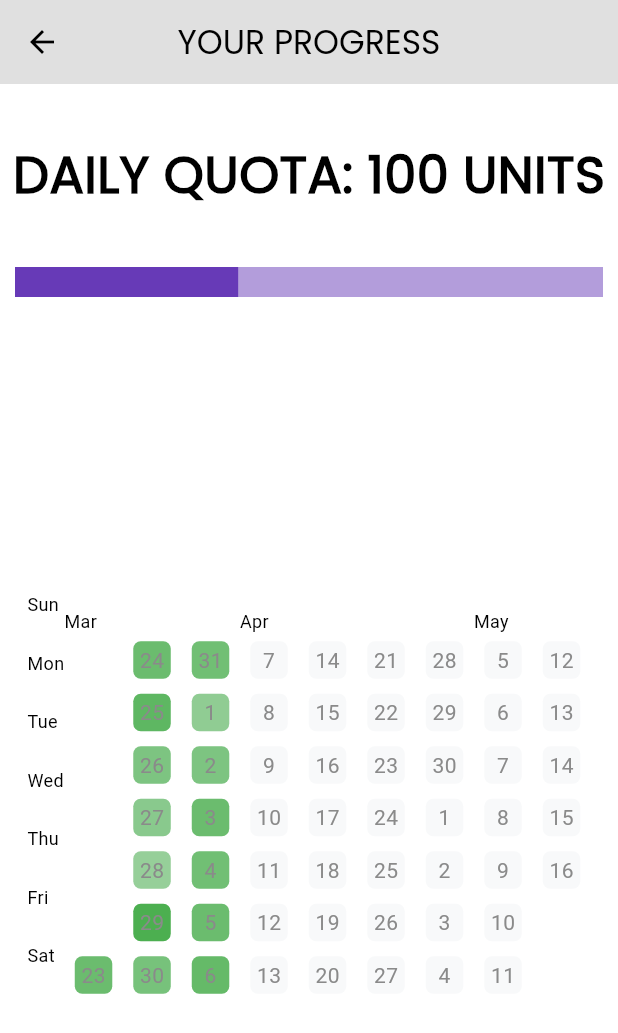
After one commit to mixter3011/Eco_App, a Flutter app: the HomePage screen opened directly, in the side drawer, after a tap on an icon or button, on a phone screen of 412 x 824 dp. The commit adds this screen. Shown: the top 1033 px of the screen. Run offline on Flutter 3.47's test engine with Material 3 defaults, Android fonts, the phone set to English and light mode, and no system bars; drawn by our look-alikes of flutter_heatmap_calendar, percent_indicator; our stand-ins replace google_fonts, pie_chart.

Commit message:
func(quota):added heatmap & progress bar

```diff
--- a/lib/components/my_drawer.dart
+++ b/lib/components/my_drawer.dart
@@ -2,6 +2,7 @@ import 'package:flutter/material.dart';
 import 'package:smarthomeui/components/my_drawer_tile.dart';
 import 'package:smarthomeui/pages/add_emission_page.dart';
 import 'package:smarthomeui/pages/meta_mask_wallet_page.dart';
+import 'package:smarthomeui/pages/quota.dart';
 import 'package:smarthomeui/pages/redeem_page.dart';
 import 'package:smarthomeui/pages/settings_page.dart';
 import 'package:smarthomeui/screen/splash_screen.dart';
@@ -39,7 +40,24 @@ class MyDrawer extends StatelessWidget {
             onTap: () => Navigator.pop(context),
           ),
 
-          const SizedBox(height: 30),
+          const SizedBox(height: 20),
+
+          // Progress/Quota
+          MyDrawerTile(
+            text: "M Y  P R O G R E S S",
+            icon: Icons.bar_chart,
+            onTap: () {
+              Navigator.pop(context);
+              Navigator.push(
+                context,
+                MaterialPageRoute(
+                  builder: (context) => const QuotaPage(),
+                ),
+              );
+            },
+          ),
+
+          const SizedBox(height: 20),
 
           // carbon footprint list title
           MyDrawerTile(
@@ -56,7 +74,7 @@ class MyDrawer extends StatelessWidget {
             },
           ),
 
-          const SizedBox(height: 30),
+          const SizedBox(height: 20),
 
           // Redeem list title
           MyDrawerTile(
@@ -72,7 +90,7 @@ class MyDrawer extends StatelessWidget {
             },
           ),
 
-          const SizedBox(height: 30),
+          const SizedBox(height: 20),
 
           // Redeem list title
           MyDrawerTile(
@@ -88,8 +106,7 @@ class MyDrawer extends StatelessWidget {
             },
           ),
 
-          const SizedBox(height: 30),
-
+          const SizedBox(height: 20),
 
           // settings list title
           MyDrawerTile(
--- a/lib/pages/meta_mask_wallet_page.dart
+++ b/lib/pages/meta_mask_wallet_page.dart
@@ -224,6 +224,8 @@ class _MetaMaskWalletState extends State<MetaMaskWallet> {
                 Row(
                   mainAxisAlignment: MainAxisAlignment.center,
                   children: [
+                    Column(
+                      children: [
                         GestureDetector(
                           onTap: () {
                             // Handle first circular button tap
@@ -239,7 +241,13 @@ class _MetaMaskWalletState extends State<MetaMaskWallet> {
                                 color: Colors.white),
                           ),
                         ),
+                        const SizedBox(height: 2),
+                        const Text("Received", style: TextStyle(fontFamily: "Poppins", color: Colors.blue),)
+                      ],
+                    ),
                     const SizedBox(width: 40),
+                    Column(
+                      children: [
                         GestureDetector(
                           onTap: () {
                             // Handle second circular button tap
@@ -255,7 +263,13 @@ class _MetaMaskWalletState extends State<MetaMaskWallet> {
                                 color: Colors.white),
                           ),
                         ),
+                        const SizedBox(height: 2),
+                        const Text("Sell",style: TextStyle(fontFamily: "Poppins", color: Colors.blue, fontSize: 16),)
+                      ],
+                    ),
                     const SizedBox(width: 40),
+                    Column(
+                      children: [
                         GestureDetector(
                           onTap: () {
                             // Handle third circular button tap
@@ -271,13 +285,17 @@ class _MetaMaskWalletState extends State<MetaMaskWallet> {
                                 color: Colors.white),
                           ),
                         ),
+                        const SizedBox(height: 2),
+                        const Text("Swap",style: TextStyle(fontFamily: "Poppins", color: Colors.blue, fontSize: 14),)
+                      ],
+                    ),
                   ],
                 ),
               ],
             ),
           ),
           Positioned(
-            top: MediaQuery.of(context).size.height * 0.52,
+            top: MediaQuery.of(context).size.height * 0.54,
             left: 20,
             right: 20,
             child: DefaultTabController(
@@ -304,8 +322,8 @@ class _MetaMaskWalletState extends State<MetaMaskWallet> {
                               backgroundImage: const AssetImage(
                                   "lib/assets/images/glass_image.png"),
                               imageProvider: const AssetImage(
-                                  "lib/assets/images/digitalocean.png"),
-                              text: 'Digital Ocean Credits',
+                                  "lib/assets/images/bms-removebg-preview.png"),
+                              text: 'Book My Show Coupon',
                               subText: 'Date: 2024-04-05\nQuantity: X 1',
                             ),
                             _buildAssetItem(
--- /dev/null
+++ b/lib/pages/quota.dart
@@ -0,0 +1,225 @@
+import 'package:flutter/material.dart';
+import 'package:flutter_heatmap_calendar/flutter_heatmap_calendar.dart';
+import 'package:percent_indicator/percent_indicator.dart';
+
+class QuotaPage extends StatefulWidget {
+  const QuotaPage({Key? key}) : super(key: key);
+
+  @override
+  State<QuotaPage> createState() => _QuotaPageState();
+}
+
+class _QuotaPageState extends State<QuotaPage> {
+  late String currentDataText;
+  late DateTime selectedDate;
+  List<int> emissions = List.filled(4, 0);
+  late double
+      usageCO2; // Remove final, as it's not initialized in the constructor
+  late final double avgdailyenergyconsumptionofphone;
+  late final double avgdailyenergyconsumptionofac;
+  late final double avgdailyenergyconsumptionoftv;
+  late final double avgdailyenergyconsumptionoflaptop;
+  final double carbonintensity = 2249;
+  final double tvhours;
+  final double achours;
+  final double phonehours;
+  final double laptophours;
+  late double
+      totalhours; // Remove final, as it's not initialized in the constructor
+  late double totalavgenergy;
+  final double powerrattingtv;
+  final double powerrattingac;
+  final double powerrattinglaptop;
+  final double powerrattingphone;
+
+  @override
+  void initState() {
+    super.initState();
+    selectedDate = DateTime.now();
+    currentDataText = _getCurrentDateText(selectedDate);
+    _updateEmissions(selectedDate);
+  }
+
+  // padding constants
+  final double verticalPadding = 25;
+
+  List<List<dynamic>> deviceUsage = [
+    ["2024-03-22", 21, 18, 23, 17],
+    ["2024-03-23", 20, 22, 16, 19],
+    ["2024-03-24", 24, 15, 20, 18],
+    ["2024-03-25", 16, 23, 17, 19],
+    ["2024-03-26", 23, 20, 22, 15],
+    ["2024-03-27", 19, 21, 18, 24],
+    ["2024-03-28", 22, 17, 24, 21],
+    ["2024-03-29", 18, 19, 15, 20],
+    ["2024-03-30", 15, 24, 23, 17],
+    ["2024-03-31", 16, 22, 17, 23],
+    ["2024-04-01", 23, 18, 20, 22],
+    ["2024-04-02", 24, 16, 21, 19],
+    ["2024-04-03", 17, 20, 16, 24],
+    ["2024-04-04", 20, 24, 19, 15],
+    ["2024-04-05", 18, 23, 15, 21],
+    ["2024-04-06", 15, 21, 24, 16],
+  ];
+
+  Map<DateTime, int> _generateHeatmapDataset() {
+    Map<DateTime, int> heatMapData = {};
+
+    deviceUsage.forEach((data) {
+      DateTime date = DateTime.parse(data[0]);
+      int totalDeviceUsage = data[1] + data[2] + data[3] + data[4];
+      int calculatedValue = 100 - totalDeviceUsage;
+      heatMapData[date] = calculatedValue;
+    });
+
+    return heatMapData;
+  }
+
+  String _getCurrentDateText(DateTime date) {
+    return '${date.year}-${date.month.toString().padLeft(2, '0')}-${date.day.toString().padLeft(2, '0')}';
+  }
+
+  void _updateEmissions(DateTime date) {
+    var data = deviceUsage.firstWhere(
+        (element) =>
+            element[0] ==
+            "${date.year}-${date.month.toString().padLeft(2, '0')}-${date.day.toString().padLeft(2, '0')}",
+        orElse: () => []);
+    if (data.isNotEmpty) {
+      setState(() {
+        emissions = List.from(data.sublist(1));
+      });
+    } else {
+      setState(() {
+        emissions = List.filled(4, 0);
+      });
+    }
+  }
+
+  _QuotaPageState({
+    this.avgdailyenergyconsumptionofphone = 0.0,
+    this.avgdailyenergyconsumptionofac = 0.0,
+    this.avgdailyenergyconsumptionoftv = 0.0,
+    this.avgdailyenergyconsumptionoflaptop = 0.0,
+    this.achours = 3,
+    this.laptophours = 14,
+    this.phonehours = 10,
+    this.powerrattingac = 1440,
+    this.powerrattinglaptop = 60,
+    this.powerrattingphone = 33,
+    this.powerrattingtv = 45,
+    this.tvhours = 3,
+  });
+
+  double calculateaveragetvconsumption() {
+    return powerrattingtv * tvhours;
+  }
+
+  double calculateaverageacconsumption() {
+    return powerrattingac * achours;
+  }
+
+  double calculateaveragephoneconsumption() {
+    return powerrattingphone * phonehours;
+  }
+
+  double calculateaveragelaptopconsumption() {
+    return powerrattinglaptop * laptophours;
+  }
+
+  double calculatetotalaverageenrfy() {
+    totalavgenergy = calculateaverageacconsumption() +
+        calculateaveragelaptopconsumption() +
+        calculateaveragephoneconsumption() +
+        calculateaveragetvconsumption();
+    return totalavgenergy;
+  }
+
+  double calculatetotalhours() {
+    totalhours = tvhours + achours + laptophours + phonehours;
+    return totalhours;
+  }
+
+  double calculatetotalCO2usage() {
+    usageCO2 = (calculatetotalaverageenrfy() *
+            calculatetotalhours() *
+            carbonintensity) /
+        1000000000;
+    return usageCO2;
+  }
+
+  @override
+  Widget build(BuildContext context) {
+    return Scaffold(
+      appBar: AppBar(
+        title: const Text(
+          "YOUR PROGRESS",
+          style: TextStyle(
+            fontFamily: "Poppins",
+          ),
+        ),
+        centerTitle: true,
+        backgroundColor: Theme.of(context).colorScheme.background,
+      ),
+      body: Center(
+        child: Column(
+          mainAxisAlignment: MainAxisAlignment.spaceEvenly,
+          children: [
+            const Text(
+              "DAILY QUOTA: 100 UNITS",
+              style: TextStyle(
+                  fontFamily: "Poppins",
+                  fontWeight: FontWeight.bold,
+                  fontSize: 34),
+            ),
+            Padding(
+              padding: const EdgeInsets.only(bottom: 160),
+              child: Container(
+                decoration: BoxDecoration(
+                  borderRadius: BorderRadius.circular(50),
+                ),
+                child: LinearPercentIndicator(
+                  animation: true,
+                  animationDuration: 1000,
+                  lineHeight: 20,
+                  percent: calculatetotalCO2usage(),
+                  progressColor: Colors.deepPurple,
+                  backgroundColor: Colors.deepPurple.shade200,
+                ),
+              ),
+            ),
+            Column(
+              crossAxisAlignment: CrossAxisAlignment.center,
+              children: [
+                Padding(
+                  padding: const EdgeInsets.only(bottom: 120),
+                  child: HeatMap(
+                    startDate: DateTime.now().subtract(const Duration(days: 14)),
+                    endDate: DateTime.now().add(const Duration(days: 40)),
+                    margin: const EdgeInsets.symmetric(horizontal: 7, vertical: 5),
+                    datasets: _generateHeatmapDataset(),
+                    colorMode: ColorMode.opacity,
+                    showText: true,
+                    size: 25,
+                    scrollable: true,
+                    showColorTip: false,
+                    colorsets: const {
+                      7: Colors.green,
+                    },
+                    onClick: (value) {
+                      setState(() {
+                        selectedDate = value;
+                        currentDataText = _getCurrentDateText(selectedDate);
+                        _updateEmissions(selectedDate);
+                      });
+                    },
+                  ),
+                ),
+              ],
+            ),
+          ],
+        ),
+      ),
+    );
+  }
+}
--- a/lib/pages/redeem_page.dart
+++ b/lib/pages/redeem_page.dart
@@ -16,9 +16,9 @@ class RedeemPage extends StatefulWidget {
 
 List giftCards = [
   // [ brandName, cardDescription, cardPoints ]
-  ["lib/assets/images/digitalocean.png","Digital Ocean Credits", "Get services worth 50 dollars", 100],
+  ["lib/assets/images/bms-removebg-preview.png","Book My Show", "Upto ₹200 cashback", 100],
   ["lib/assets/images/gucci-removebg-preview.png","GUCCI", "Upto ₹1000 cashback", 400],
-  ["lib/assets/images/leetcode.png","Leet Coins", "Get upto 150 LeetCode Coins", 300],
+  ["lib/assets/images/gourment-removebg-preview.png","Gourment", "Get Exclusive dining experience worth ₹2000", 300],
   ["lib/assets/images/amazon-removebg-preview.png","Amazon Gift Voucher", "Gift Voucher worth ₹500", 200],
 ];
 
--- a/pubspec.yaml
+++ b/pubspec.yaml
@@ -44,6 +44,8 @@ dependencies:
   wifi_iot: ^0.3.19
   url_launcher: ^6.2.5
   android_intent: ^2.0.2
+  percent_indicator: ^4.2.3
+  flutter_heatmap_calendar: ^1.0.5
 
 dev_dependencies:
   flutter_test:
```
Also changed, not shown: datadevice.json (added, +18 -0 lines), lib/assets/images/bms-removebg-preview.png (added), lib/assets/images/gourment-removebg-preview.png (added), pubspec.lock. Lines whose indentation alone changed are shown as unchanged.
